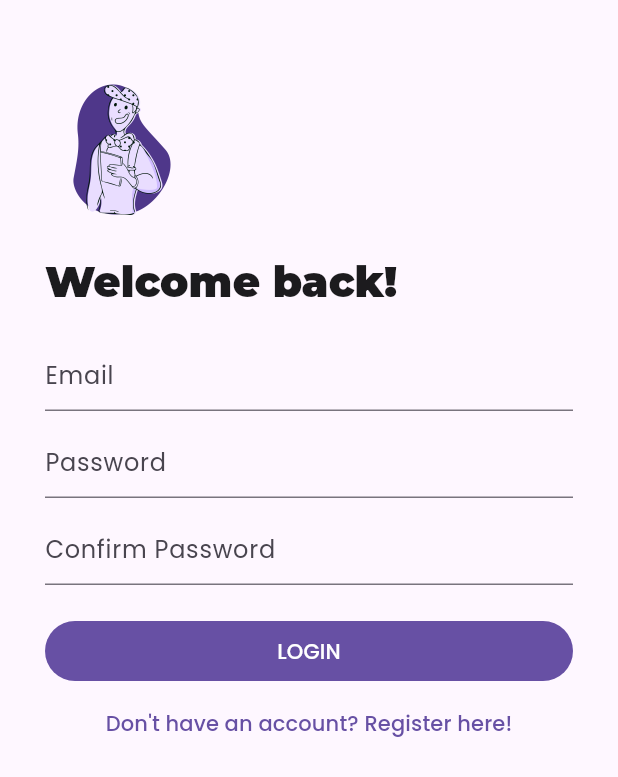
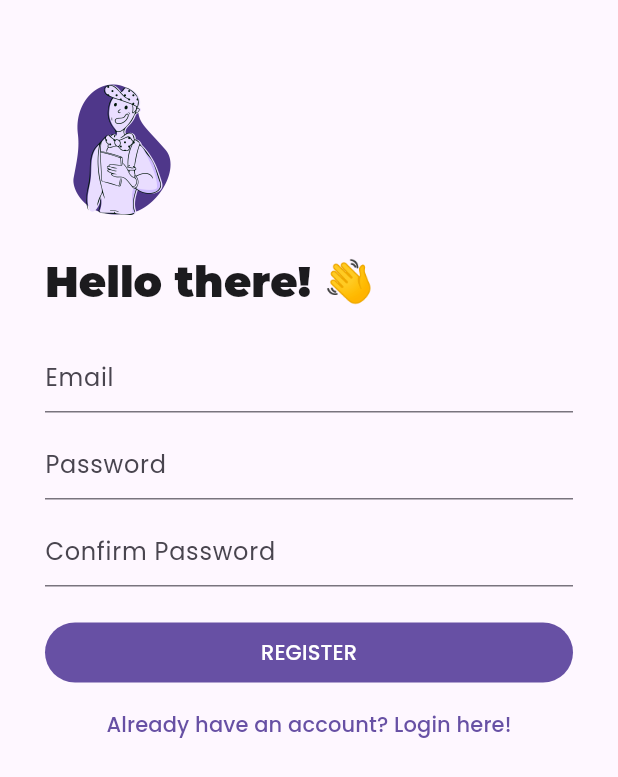
Before and after one commit to PB-19/secwrite-app, a Flutter app: the RegisterScreen screen opened by its route, on a phone screen of 412 x 824 dp. Shown: the top 777 px of the screen. Run offline on Flutter 3.47's test engine with Material 2 defaults, Android fonts, the phone set to English and light mode, and no system bars; our stand-ins replace firebase_core, google_fonts; accounts and stored records are empty.

Commit message:
register screen

```diff
--- a/lib/src/pages/login_screen.dart
+++ b/lib/src/pages/login_screen.dart
@@ -26,7 +26,7 @@ class LoginScreen extends StatelessWidget {
               crossAxisAlignment: CrossAxisAlignment.start,
               children: [
                 Text(
-                  "Welcome back!",
+                  "Welcome back! 👋",
                   style: Theme.of(context).textTheme.headlineMedium?.copyWith(
                     fontWeight: FontWeight.w900,
                   ),
--- a/lib/src/pages/register_screen.dart
+++ b/lib/src/pages/register_screen.dart
@@ -26,7 +26,7 @@ class RegisterScreen extends StatelessWidget {
               crossAxisAlignment: CrossAxisAlignment.start,
               children: [
                 Text(
-                  "Welcome back!",
+                  "Hello there! 👋",
                   style: Theme.of(context).textTheme.headlineMedium?.copyWith(
                     fontWeight: FontWeight.w900,
                   ),
@@ -72,18 +72,18 @@ class RegisterScreen extends StatelessWidget {
                     Expanded(
                       child: FilledButton(
                         onPressed: () {
-
+                          Navigator.of(context).pushNamed('/login/');
                         },
-                        child: const Text("LOGIN"),
+                        child: const Text("REGISTER"),
                       ),
                     ),
                   ],
                 ),
                 TextButton(
                   onPressed: () {
-                    Navigator.of(context).pushNamed('/register/');
+                    Navigator.of(context).pushNamed('/login/');
                   },
-                  child: const Text("Don't have an account? Register here!"),
+                  child: const Text("Already have an account? Login here!"),
                 ),
               ],
             ),
```
